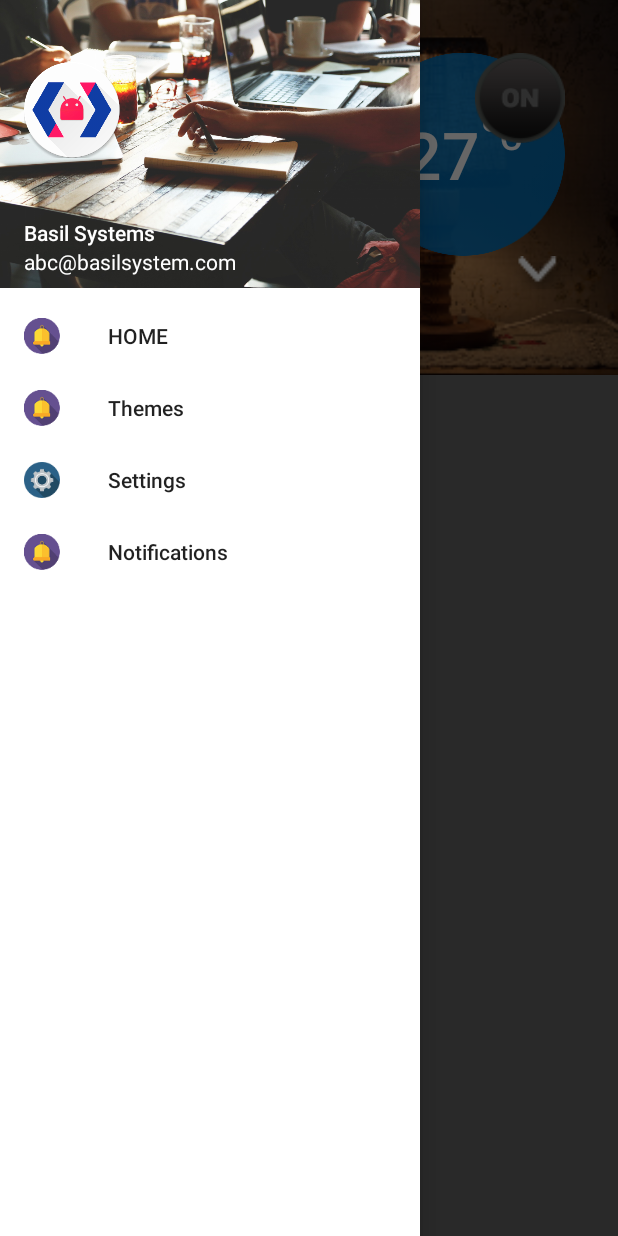
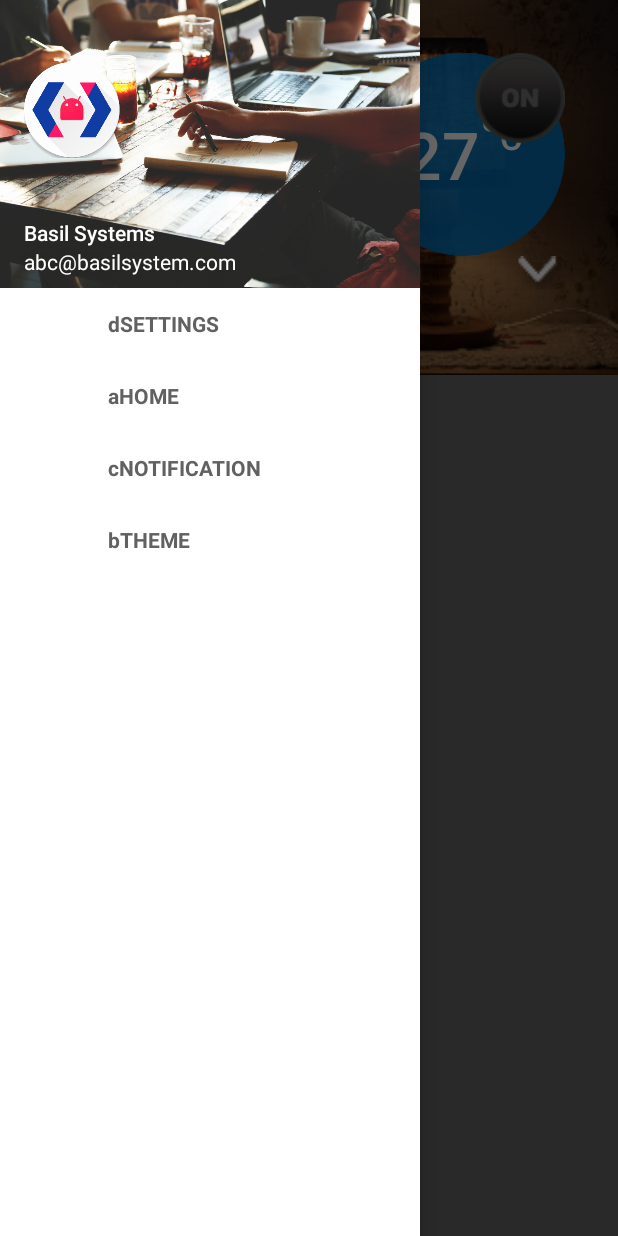
Before and after one commit to lijodavidson/ritikadhyawala-cloverboardandroid-a8ad2f490438, an Android app: the MainActivity screen opened directly, with no data from a screen before it, with the side drawer open, on a phone screen of 412 x 824 dp. Run offline under Robolectric (Android 15) with nearby library versions, the phone set to English and light mode, and no system bars; 2 statements that could not run were skipped.

Commit message:
22 afternoon before navigation with list view and child

```diff
--- a/app/src/main/java/com/basilsystems/app/cloverboard/activities/MainActivity.java
+++ b/app/src/main/java/com/basilsystems/app/cloverboard/activities/MainActivity.java
@@ -6,6 +6,7 @@ import android.content.Context;
 import android.content.Intent;
 import android.content.IntentFilter;
 import android.content.ServiceConnection;
+import android.database.DataSetObserver;
 import android.os.Bundle;
 import android.os.IBinder;
 import android.support.design.widget.CollapsingToolbarLayout;
@@ -29,15 +30,20 @@ import android.view.MenuInflater;
 import android.view.MenuItem;
 import android.view.SubMenu;
 import android.view.View;
+import android.view.ViewGroup;
 import android.view.animation.Animation;
 import android.view.animation.AnimationUtils;
 import android.widget.Button;
 import android.widget.EditText;
+import android.widget.ExpandableListAdapter;
+import android.widget.ExpandableListView;
 import android.widget.ImageView;
 import android.widget.Toast;
 
 
 import com.basilsystems.app.cloverboard.Controller;
+import com.basilsystems.app.cloverboard.adapter.ExpandableListAdapterNew;
+import com.basilsystems.app.cloverboard.adapter.ExpandableListDataPump;
 import com.basilsystems.app.cloverboard.util.DemoData;
 import com.basilsystems.app.cloverboard.util.OnApplianceStatusChangeListener;
 import com.basilsystems.app.cloverboard.util.OnSwipeTouchListener;
@@ -52,6 +58,7 @@ import org.json.JSONException;
 import org.json.JSONObject;
 
 import java.util.ArrayList;
+import java.util.HashMap;
 import java.util.List;
 
 
@@ -74,6 +81,20 @@ public class MainActivity extends AppCompatActivity {
     private boolean isLongPressed = false;
     Button acTempButton;
     private Button button;
+
+
+    ExpandableListView expandableListView;
+    ExpandableListAdapter expandableListAdapter;
+    List<String> expandableListTitle;
+    HashMap<String, List<String>> expandableListDetail;
+
+
+
+
+
+
+
+
 
     MqttService mService;
     boolean mBound = false;
@@ -125,6 +146,79 @@ public class MainActivity extends AppCompatActivity {
     protected void onCreate(Bundle savedInstanceState) {
         super.onCreate(savedInstanceState);
         setContentView(R.layout.activity_main);
+
+        expandableListView = (ExpandableListView) findViewById(R.id.expandableListView);
+        expandableListDetail = ExpandableListDataPump.getData();
+        expandableListTitle = new ArrayList<String>(expandableListDetail.keySet());
+        expandableListAdapter = new ExpandableListAdapterNew(this, expandableListTitle, expandableListDetail) {
+        };
+        expandableListView.setAdapter(expandableListAdapter);
+
+
+
+        expandableListView.setOnGroupExpandListener(new ExpandableListView.OnGroupExpandListener() {
+
+            @Override
+            public void onGroupExpand(int groupPosition) {
+                Toast.makeText(getApplicationContext(),
+                        expandableListTitle.get(groupPosition) + " List Expanded.",
+                        Toast.LENGTH_SHORT).show();
+            }
+        });
+
+
+
+
+      /*  expandableListView.setOnGroupExpandListener(new ExpandableListView.OnGroupExpandListener() {
+            int previousItem = -1;
+
+            @Override
+            public void onGroupExpand(int groupPosition) {
+                if (groupPosition != previousItem)
+                    expandableListView.collapseGroup(previousItem);
+                previousItem = groupPosition;
+            }
+        });*/
+
+
+
+
+        expandableListView.setOnGroupCollapseListener(new ExpandableListView.OnGroupCollapseListener() {
+
+            @Override
+            public void onGroupCollapse(int groupPosition) {
+                Toast.makeText(getApplicationContext(),
+                        expandableListTitle.get(groupPosition) + " List Collapsed.",
+                        Toast.LENGTH_SHORT).show();
+
+            }
+        });
+
+
+
+
+        expandableListView.setOnChildClickListener(new ExpandableListView.OnChildClickListener() {
+            @Override
+            public boolean onChildClick(ExpandableListView parent, View v,
+                                        int groupPosition, int childPosition, long id) {
+                Toast.makeText(
+                        getApplicationContext(),
+                        expandableListTitle.get(groupPosition)
+                                + " -> "
+                                + expandableListDetail.get(
+                                expandableListTitle.get(groupPosition)).get(
+                                childPosition), Toast.LENGTH_SHORT
+                )
+                        .show();
+                return false;
+            }
+        });
+
+
+
+
+
+
 
 //        startService(new Intent(MainActivity.this, MqttService.class));
         // Bind to LocalService
@@ -295,7 +389,13 @@ public class MainActivity extends AppCompatActivity {
         //displays first in nav view
 
 
+
+
+
+
     }
+
+
 
     private void customizedButton() {
         button.setBackgroundResource(R.drawable.off);
@@ -474,19 +574,19 @@ public class MainActivity extends AppCompatActivity {
 
 
         Menu navigationMenus = navigationView.getMenu();
-        navigationMenus.add("HOME").setIcon(R.drawable.nav_notification);
-         // SubMenu homeSubmenu = navigationMenus.addSubMenu("Home");
+        //navigationMenus.add("HOME").setIcon(R.drawable.nav_notification);
+       // SubMenu homeSubmenu = navigationMenus.addSubMenu("Home");
         //  homeSubmenu.setIcon(R.drawable.home);
        // MenuItem homeMenu = navigationMenus.add(Menu.NONE,1, Menu.NONE,  "Home");
-        for (Device device : devices) {
+       /* for (Device device : devices) {
             MenuItem room = navigationMenus.add( device.getName());
 
 
-        }
+        }*/
 
-        navigationMenus.add("Themes").setIcon(R.drawable.nav_notification);
+     /*   navigationMenus.add("Themes").setIcon(R.drawable.nav_notification);
         navigationMenus.add("Settings").setIcon(R.drawable.nav_settings);
-        navigationMenus.add("Notifications").setIcon(R.drawable.nav_notification);
+        navigationMenus.add("Notifications").setIcon(R.drawable.nav_notification);*/
 
         navigationView.setNavigationItemSelectedListener(
                 new NavigationView.OnNavigationItemSelectedListener() {
--- /dev/null
+++ b/app/src/main/java/com/basilsystems/app/cloverboard/adapter/ExpandableListAdapterNew.java
@@ -0,0 +1,132 @@
+package com.basilsystems.app.cloverboard.adapter;
+
+import android.content.Context;
+import android.graphics.Typeface;
+import android.view.LayoutInflater;
+import android.view.View;
+import android.view.ViewGroup;
+import android.widget.BaseExpandableListAdapter;
+import android.widget.ExpandableListView;
+import android.widget.TextView;
+
+import com.basilsystems.app.asdasdasdasdas.R;
+
+import java.util.HashMap;
+import java.util.List;
+
+/**
+ * Created by LIJO on 2/19/2016.
+ */
+public class ExpandableListAdapterNew extends BaseExpandableListAdapter {
+
+    private Context context;
+    private List<String> expandableListTitle;
+    private HashMap<String, List<String>> expandableListDetail;
+   // private HashMap<String,List<String>> expandableicon;
+    public ExpandableListAdapterNew(Context context, List<String> expandableListTitle,
+                                    HashMap<String, List<String>> expandableListDetail) {
+        this.context = context;
+        this.expandableListTitle = expandableListTitle;
+        this.expandableListDetail = expandableListDetail;
+
+///exview=(ExpandableListView)
+
+    }
+
+    @Override
+    public Object getChild(int listPosition, int expandedListPosition) {
+        return this.expandableListDetail.get(this.expandableListTitle.get(listPosition))
+                .get(expandedListPosition);
+    }
+
+    @Override
+    public long getChildId(int listPosition, int expandedListPosition) {
+        return expandedListPosition;
+    }
+
+
+
+
+    @Override
+    public View getChildView(int listPosition, final int expandedListPosition,
+                             boolean isLastChild, View convertView, ViewGroup parent) {
+        final String expandedListText = (String) getChild(listPosition, expandedListPosition);
+        if (convertView == null) {
+            LayoutInflater layoutInflater = (LayoutInflater) this.context
+                    .getSystemService(Context.LAYOUT_INFLATER_SERVICE);
+            convertView = layoutInflater.inflate(R.layout.list_item, null);
+        }
+
+        TextView expandedListTextView = (TextView) convertView
+                .findViewById(R.id.expandedListItem);
+        expandedListTextView.setText(expandedListText);
+
+
+
+
+
+
+
+
+        return convertView;
+
+    }
+
+
+
+
+    @Override
+    public int getChildrenCount(int listPosition) {
+        return this.expandableListDetail.get(this.expandableListTitle.get(listPosition))
+                .size();
+    }
+
+    @Override
+    public Object getGroup(int listPosition) {
+        return this.expandableListTitle.get(listPosition);
+    }
+
+    @Override
+    public int getGroupCount() {
+        return this.expandableListTitle.size();
+    }
+
+    @Override
+    public long getGroupId(int listPosition) {
+        return listPosition;
+    }
+
+    @Override
+    public View getGroupView(int listPosition, boolean isExpanded,
+                             View convertView, ViewGroup parent) {
+        String listTitle = (String) getGroup(listPosition);
+        if (convertView == null) {
+            LayoutInflater layoutInflater = (LayoutInflater) this.context.
+                    getSystemService(Context.LAYOUT_INFLATER_SERVICE);
+            convertView = layoutInflater.inflate(R.layout.list_group, null);
+        }
+        TextView listTitleTextView = (TextView) convertView
+                .findViewById(R.id.listTitle);
+        listTitleTextView.setTypeface(null, Typeface.BOLD);
+        listTitleTextView.setText(listTitle);
+
+
+
+
+
+
+
+
+        return convertView;
+    }
+
+    @Override
+    public boolean hasStableIds() {
+        return false;
+    }
+
+    @Override
+    public boolean isChildSelectable(int listPosition, int expandedListPosition) {
+        return true;
+    }
+}
--- /dev/null
+++ b/app/src/main/java/com/basilsystems/app/cloverboard/adapter/ExpandableListDataPump.java
@@ -0,0 +1,45 @@
+package com.basilsystems.app.cloverboard.adapter;
+
+import android.graphics.drawable.Icon;
+
+import java.util.ArrayList;
+import java.util.HashMap;
+import java.util.List;
+
+/**
+ * Created by LIJO on 2/19/2016.
+ */
+public class ExpandableListDataPump {
+
+    public static HashMap<String, List<String>> getData() {
+        HashMap<String, List<String>> expandableListDetail = new HashMap<String, List<String>>();
+
+        List<String> themes = new ArrayList<String>();
+        themes.add("MORNING");
+        themes.add("NIGHT ");
+        themes.add("PARTY");
+
+
+
+
+
+
+
+        List<String> ahome = new ArrayList<String>();
+        ahome.add("BEDROOM");
+        ahome.add("KITCHEN");
+        ahome.add("LIVING ROOM");
+
+
+        List<String> settings = new ArrayList<String>();
+        List<String> notification = new ArrayList<String>();
+
+
+        expandableListDetail.put("cNOTIFICATION", notification);
+        expandableListDetail.put("bTHEME", themes);
+        expandableListDetail.put("dSETTINGS", settings);
+        expandableListDetail.put("aHOME", ahome);
+
+        return expandableListDetail;
+    }
+}
--- a/app/src/main/res/layout/activity_main.xml
+++ b/app/src/main/res/layout/activity_main.xml
@@ -159,7 +159,14 @@
         app:theme="@style/NavigationViewTheme" >
 
 
-
+        <ExpandableListView
+            android:id="@+id/expandableListView"
+            android:layout_height="match_parent"
+            android:layout_width="match_parent"
+           android:layout_marginTop="198dp"
+            android:divider="@null"
+            android:groupIndicator="@null"
+          />
 
 </android.support.design.widget.NavigationView>
 </android.support.v4.widget.DrawerLayout>
--- /dev/null
+++ b/app/src/main/res/layout/list_group.xml
@@ -0,0 +1,16 @@
+<?xml version="1.0" encoding="utf-8"?>
+
+<LinearLayout xmlns:android="http://schemas.android.com/apk/res/android"
+    android:orientation="vertical" android:layout_width="match_parent"
+    android:layout_height="match_parent">
+    <TextView
+        android:id="@+id/listTitle"
+        android:layout_width="wrap_content"
+        android:layout_height="48dp"
+        android:layout_marginLeft="72dp"
+        android:textColor="@color/md_grey_700"
+        android:paddingTop="8dp"
+        android:paddingBottom="8dp"
+        android:textSize="14sp"
+        />
+</LinearLayout>
--- a/app/src/main/res/layout/navigation_drawer_header.xml
+++ b/app/src/main/res/layout/navigation_drawer_header.xml
@@ -7,6 +7,7 @@
     android:layout_width="match_parent"
     android:layout_height="192dp"
     android:gravity="bottom"
+
     android:theme="@style/ThemeOverlay.AppCompat.Dark">
 
     <ImageView
```
Also changed, not shown: app/src/main/res/layout/list_item.xml (added, +16 -0 lines).
